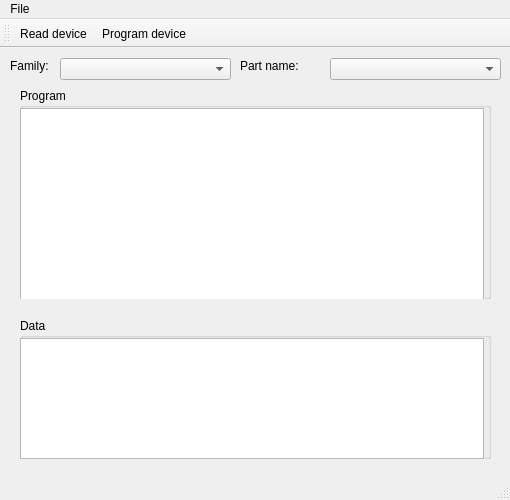
Before: the Qt Designer form gui/ui/main.ui in xSQL/pyqt5-pk2cmd, drawn with Qt 5.
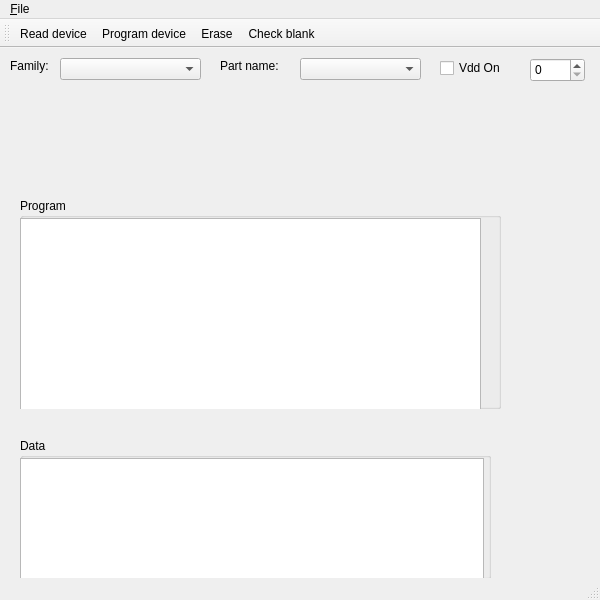
After: the same form once the commit is applied. Icons and pictures are not drawn.

```diff
--- a/gui/ui/main.ui
+++ b/gui/ui/main.ui
@@ -6,8 +6,8 @@
    <rect>
     <x>0</x>
     <y>0</y>
-    <width>510</width>
-    <height>500</height>
+    <width>600</width>
+    <height>600</height>
    </rect>
   </property>
   <property name="sizePolicy">
@@ -18,14 +18,14 @@
   </property>
   <property name="minimumSize">
    <size>
-    <width>510</width>
-    <height>500</height>
+    <width>600</width>
+    <height>600</height>
    </size>
   </property>
   <property name="maximumSize">
    <size>
-    <width>510</width>
-    <height>500</height>
+    <width>600</width>
+    <height>600</height>
    </size>
   </property>
   <property name="windowTitle">
@@ -36,8 +36,8 @@
     <property name="geometry">
      <rect>
       <x>20</x>
-      <y>40</y>
-      <width>471</width>
+      <y>150</y>
+      <width>481</width>
       <height>211</height>
      </rect>
     </property>
@@ -49,7 +49,7 @@
       <rect>
        <x>0</x>
        <y>20</y>
-       <width>464</width>
+       <width>461</width>
        <height>192</height>
       </rect>
      </property>
@@ -82,7 +82,7 @@
     <property name="geometry">
      <rect>
       <x>20</x>
-      <y>270</y>
+      <y>390</y>
       <width>471</width>
       <height>141</height>
      </rect>
@@ -124,7 +124,7 @@
      <rect>
       <x>60</x>
       <y>10</y>
-      <width>171</width>
+      <width>141</width>
       <height>22</height>
      </rect>
     </property>
@@ -132,9 +132,9 @@
    <widget class="QComboBox" name="partsBox">
     <property name="geometry">
      <rect>
-      <x>330</x>
+      <x>300</x>
       <y>10</y>
-      <width>171</width>
+      <width>121</width>
       <height>22</height>
      </rect>
     </property>
@@ -155,7 +155,7 @@
    <widget class="QLabel" name="label_3">
     <property name="geometry">
      <rect>
-      <x>240</x>
+      <x>220</x>
       <y>10</y>
       <width>81</width>
       <height>16</height>
@@ -165,19 +165,42 @@
      <string>Part name:</string>
     </property>
    </widget>
+   <widget class="QCheckBox" name="VddCheckBox">
+    <property name="geometry">
+     <rect>
+      <x>440</x>
+      <y>10</y>
+      <width>84</width>
+      <height>20</height>
+     </rect>
+    </property>
+    <property name="text">
+     <string>Vdd On</string>
+    </property>
+   </widget>
+   <widget class="QSpinBox" name="spinBox">
+    <property name="geometry">
+     <rect>
+      <x>530</x>
+      <y>10</y>
+      <width>55</width>
+      <height>24</height>
+     </rect>
+    </property>
+   </widget>
   </widget>
   <widget class="QMenuBar" name="menubar">
    <property name="geometry">
     <rect>
      <x>0</x>
      <y>0</y>
-     <width>510</width>
-     <height>19</height>
+     <width>600</width>
+     <height>20</height>
     </rect>
    </property>
    <widget class="QMenu" name="menuFile">
     <property name="title">
-     <string>File</string>
+     <string>&amp;File</string>
     </property>
     <addaction name="actionOpen"/>
     <addaction name="actionExit"/>
@@ -197,6 +220,8 @@
    </attribute>
    <addaction name="actionRead"/>
    <addaction name="actionProgram"/>
+   <addaction name="actionErase"/>
+   <addaction name="actionCheckBlank"/>
   </widget>
   <action name="actionRead">
    <property name="checkable">
@@ -247,6 +272,30 @@
     <string>Ctrl+Q</string>
    </property>
   </action>
+  <action name="actionErase">
+   <property name="icon">
+    <iconset resource="../qrc/menu.qrc">
+     <normaloff>:/icon/eraser.png</normaloff>:/icon/eraser.png</iconset>
+   </property>
+   <property name="text">
+    <string>Erase</string>
+   </property>
+   <property name="toolTip">
+    <string>Erase chip</string>
+   </property>
+  </action>
+  <action name="actionCheckBlank">
+   <property name="icon">
+    <iconset resource="../qrc/menu.qrc">
+     <normaloff>:/icon/blank.png</normaloff>:/icon/blank.png</iconset>
+   </property>
+   <property name="text">
+    <string>Check blank</string>
+   </property>
+   <property name="toolTip">
+    <string>Check blank</string>
+   </property>
+  </action>
  </widget>
  <resources>
   <include location="../qrc/menu.qrc"/>
```
Left out of the diff: 9 changed lines with no effect on the pictures.
